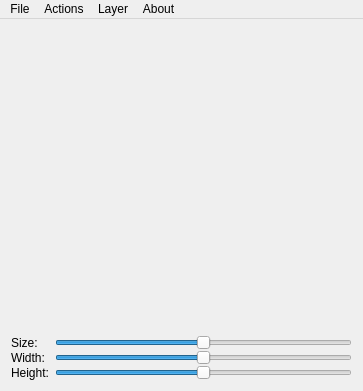
meepingsnesroms/RetroArchOverlayEditor, file RetroArchOverlayEditor/mainwindow.ui: the form before one commit.
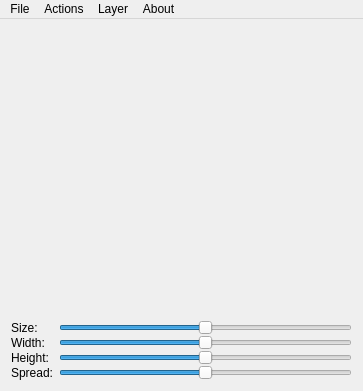
The form after the commit. Icons and pictures are not drawn. Custom widgets are drawn as their Qt base class.

Commit message: Make spread its own slider and allow the others to operate on multiple objects at once

Patch:
```diff
--- a/RetroArchOverlayEditor/mainwindow.ui
+++ b/RetroArchOverlayEditor/mainwindow.ui
@@ -94,6 +94,13 @@
           </property>
          </widget>
         </item>
+        <item>
+         <widget class="QLabel" name="label_4">
+          <property name="text">
+           <string>Spread:</string>
+          </property>
+         </widget>
+        </item>
        </layout>
       </item>
       <item>
@@ -140,6 +147,19 @@
           </property>
          </widget>
         </item>
+        <item>
+         <widget class="QSlider" name="spreadSlider">
+          <property name="maximum">
+           <number>100</number>
+          </property>
+          <property name="value">
+           <number>50</number>
+          </property>
+          <property name="orientation">
+           <enum>Qt::Horizontal</enum>
+          </property>
+         </widget>
+        </item>
        </layout>
       </item>
      </layout>
```
The commit also changes 9 other files.
